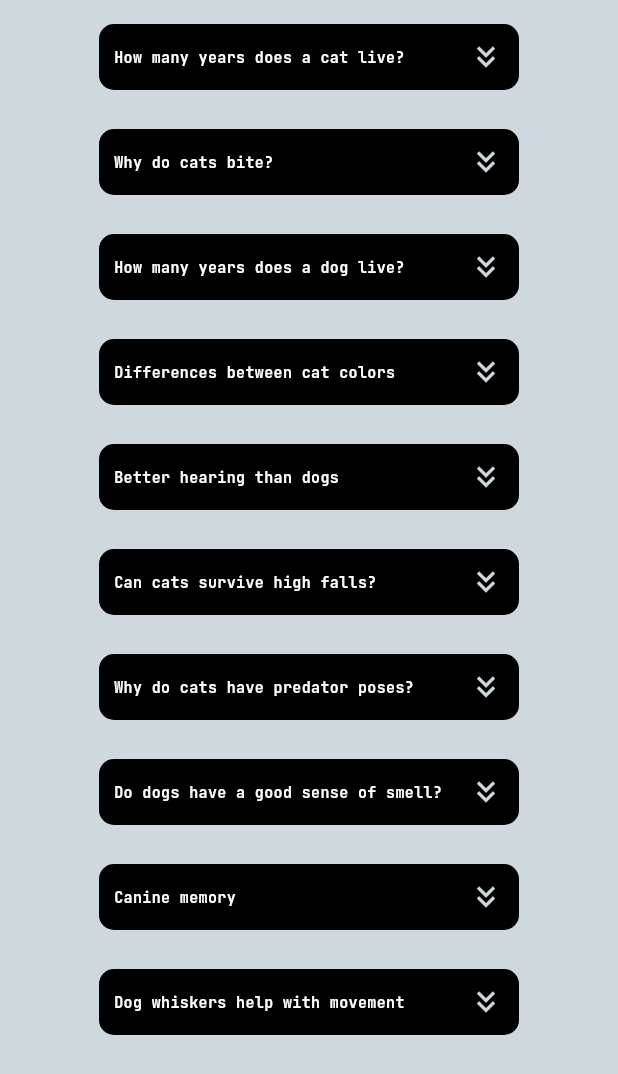
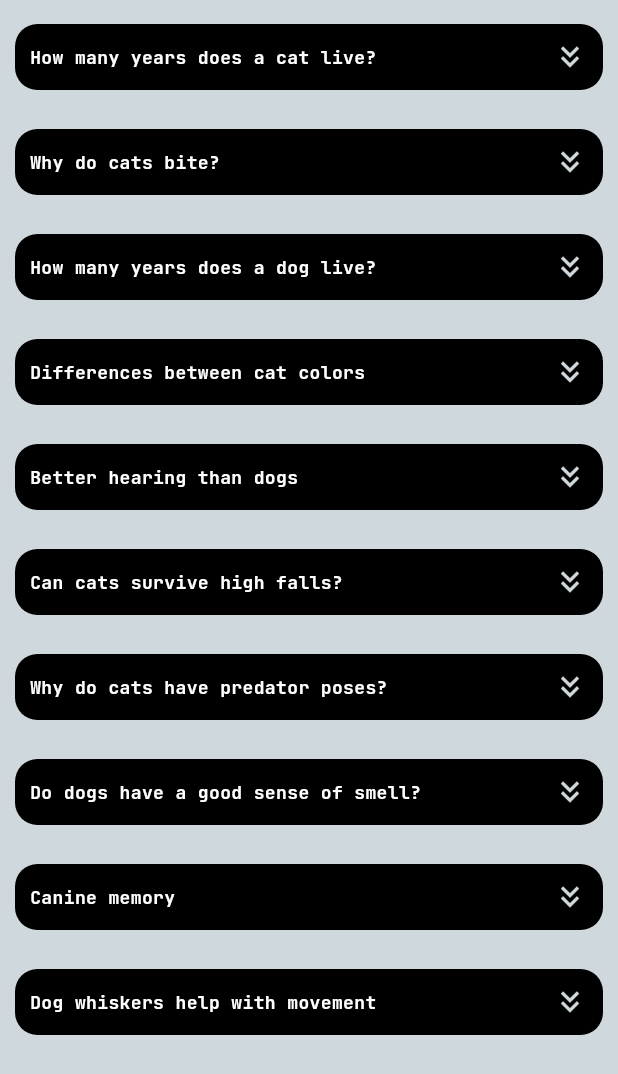
Before and after one commit to Victor-Zarzar/age-pet, a Flutter app: the CuriositiesPage screen opened directly, on a phone screen of 412 x 824 dp. Shown: the top 1074 px of the screen. Run offline on Flutter 3.47's test engine with Material 3 defaults, Android fonts, the phone set to English and light mode, and no system bars; drawn by our look-alikes of getwidget; our stand-ins replace easy_localization, flutter_local_notifications, google_fonts, shared_preferences; accounts and stored records are empty.

Commit message:
Refactor curiosites

```diff
--- a/lib/pages/CuriositiesPage/curiosities_app.dart
+++ b/lib/pages/CuriositiesPage/curiosities_app.dart
@@ -31,8 +31,6 @@ class _CuriositiesPageState extends State<CuriositiesPage> {
                 children: AccordionData.accordionItems.map((item) {
                   return Padding(
                     padding: const EdgeInsets.only(top: 6),
-                    child: SizedBox(
-                      width: 300,
                     child: GFAccordion(
                       collapsedTitleBackgroundColor: notifier.isDark
                           ? ButtonColor.secondaryColor
@@ -55,17 +53,16 @@ class _CuriositiesPageState extends State<CuriositiesPage> {
                             ? IconColor.primaryColor
                             : IconColor.thirdColor,
                       ),
-                        titleBorderRadius: BorderRadius.circular(10),
-                        contentBorderRadius: BorderRadius.circular(6),
+                      titleBorderRadius: BorderRadius.circular(15),
+                      contentBorderRadius: BorderRadius.circular(15),
                       title: item['title'],
                       content: item['content'],
                       textStyle: GoogleFonts.jetBrainsMono(
-                          fontSize: 10,
+                        fontSize: 12,
                         fontWeight: FontWeight.bold,
                         color: notifier.isDark
                             ? FontTextColor.primaryColor
                             : FontTextColor.secondaryColor,
-                        ),
                       ),
                     ),
                   );
```
Lines whose indentation alone changed are shown as unchanged.
